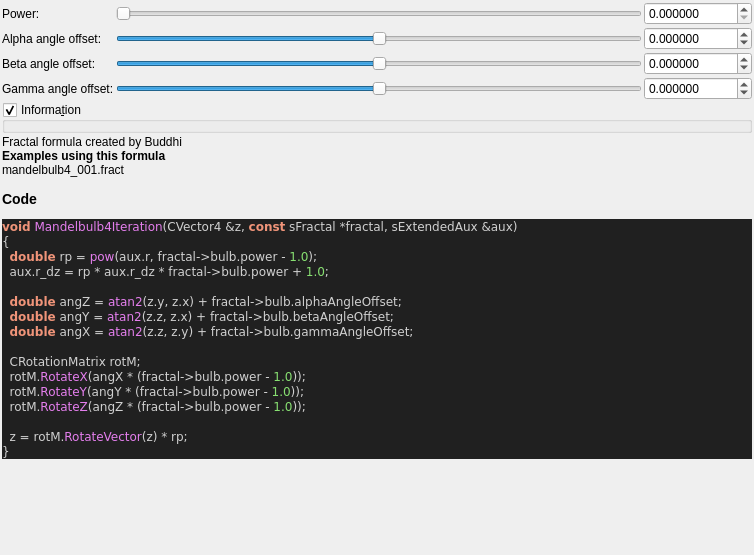
Old version of the form mandelbulber2/formula/ui/fractal_mandelbulb4.ui in the repository buddhi1980/mandelbulber2.
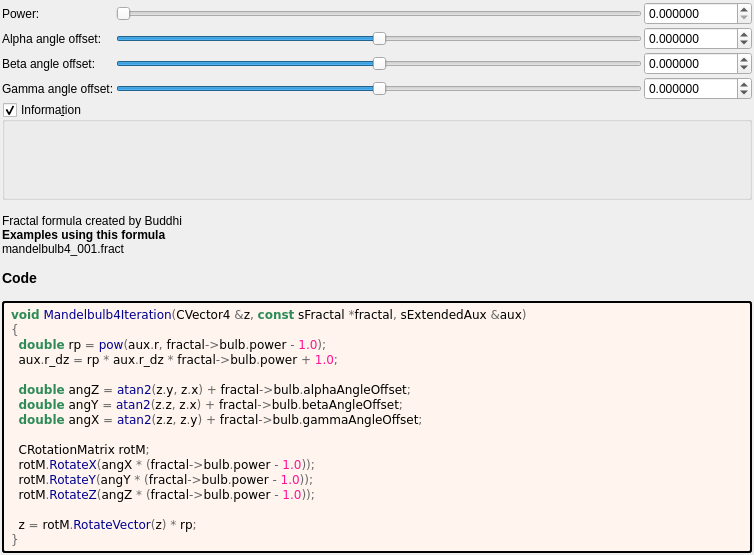
New version of the form. Custom widgets are drawn as their Qt base class.

Patch:
```diff
--- a/mandelbulber2/formula/ui/fractal_mandelbulb4.ui
+++ b/mandelbulber2/formula/ui/fractal_mandelbulb4.ui
@@ -301,30 +301,11 @@
     </widget>
    </item>
    <item>
-    <widget class="QLabel" name="label_code_content">
+	   <widget class="QLabel" name="label_information_general">
         <property name="text">
          <string notr="true">&lt;p&gt;Fractal formula created by Buddhi&lt;/p&gt;&lt;table&gt;
 &lt;/table&gt;
-&lt;br&gt;&lt;b&gt;Examples using this formula&lt;/b&gt;&lt;br&gt;mandelbulb4_001.fract&lt;h3&gt;Code&lt;/h3&gt;
-&lt;body style=&quot;background-color:#202020&quot;&gt;
-&lt;pre style=&quot;color:#d0d0d0; background-color:#202020;  font-family:'Courier New',monospace;&quot;&gt;&lt;span style=&quot;color:#f09479; font-weight:bold&quot;&gt;void&lt;/span&gt; &lt;span style=&quot;color:#e47eed&quot;&gt;Mandelbulb4Iteration&lt;/span&gt;&lt;span style=&quot;color:#d0d0d0&quot;&gt;(&lt;/span&gt;CVector4 &lt;span style=&quot;color:#d0d0d0&quot;&gt;&amp;amp;&lt;/span&gt;z&lt;span style=&quot;color:#d0d0d0&quot;&gt;,&lt;/span&gt; &lt;span style=&quot;color:#f09479; font-weight:bold&quot;&gt;const&lt;/span&gt; sFractal &lt;span style=&quot;color:#d0d0d0&quot;&gt;*&lt;/span&gt;fractal&lt;span style=&quot;color:#d0d0d0&quot;&gt;,&lt;/span&gt; sExtendedAux &lt;span style=&quot;color:#d0d0d0&quot;&gt;&amp;amp;&lt;/span&gt;aux&lt;span style=&quot;color:#d0d0d0&quot;&gt;)&lt;/span&gt;
-&lt;span style=&quot;color:#d0d0d0&quot;&gt;{&lt;/span&gt;
-  &lt;span style=&quot;color:#f09479; font-weight:bold&quot;&gt;double&lt;/span&gt; rp &lt;span style=&quot;color:#d0d0d0&quot;&gt;=&lt;/span&gt; &lt;span style=&quot;color:#e47eed&quot;&gt;pow&lt;/span&gt;&lt;span style=&quot;color:#d0d0d0&quot;&gt;(&lt;/span&gt;aux&lt;span style=&quot;color:#d0d0d0&quot;&gt;.&lt;/span&gt;r&lt;span style=&quot;color:#d0d0d0&quot;&gt;,&lt;/span&gt; fractal&lt;span style=&quot;color:#d0d0d0&quot;&gt;-&amp;gt;&lt;/span&gt;bulb&lt;span style=&quot;color:#d0d0d0&quot;&gt;.&lt;/span&gt;power &lt;span style=&quot;color:#d0d0d0&quot;&gt;-&lt;/span&gt; &lt;span style=&quot;color:#87df71&quot;&gt;1.0&lt;/span&gt;&lt;span style=&quot;color:#d0d0d0&quot;&gt;);&lt;/span&gt;
-  aux&lt;span style=&quot;color:#d0d0d0&quot;&gt;.&lt;/span&gt;r_dz &lt;span style=&quot;color:#d0d0d0&quot;&gt;=&lt;/span&gt; rp &lt;span style=&quot;color:#d0d0d0&quot;&gt;*&lt;/span&gt; aux&lt;span style=&quot;color:#d0d0d0&quot;&gt;.&lt;/span&gt;r_dz &lt;span style=&quot;color:#d0d0d0&quot;&gt;*&lt;/span&gt; fractal&lt;span style=&quot;color:#d0d0d0&quot;&gt;-&amp;gt;&lt;/span&gt;bulb&lt;span style=&quot;color:#d0d0d0&quot;&gt;.&lt;/span&gt;power &lt;span style=&quot;color:#d0d0d0&quot;&gt;+&lt;/span&gt; &lt;span style=&quot;color:#87df71&quot;&gt;1.0&lt;/span&gt;&lt;span style=&quot;color:#d0d0d0&quot;&gt;;&lt;/span&gt;
-
-  &lt;span style=&quot;color:#f09479; font-weight:bold&quot;&gt;double&lt;/span&gt; angZ &lt;span style=&quot;color:#d0d0d0&quot;&gt;=&lt;/span&gt; &lt;span style=&quot;color:#e47eed&quot;&gt;atan2&lt;/span&gt;&lt;span style=&quot;color:#d0d0d0&quot;&gt;(&lt;/span&gt;z&lt;span style=&quot;color:#d0d0d0&quot;&gt;.&lt;/span&gt;y&lt;span style=&quot;color:#d0d0d0&quot;&gt;,&lt;/span&gt; z&lt;span style=&quot;color:#d0d0d0&quot;&gt;.&lt;/span&gt;x&lt;span style=&quot;color:#d0d0d0&quot;&gt;) +&lt;/span&gt; fractal&lt;span style=&quot;color:#d0d0d0&quot;&gt;-&amp;gt;&lt;/span&gt;bulb&lt;span style=&quot;color:#d0d0d0&quot;&gt;.&lt;/span&gt;alphaAngleOffset&lt;span style=&quot;color:#d0d0d0&quot;&gt;;&lt;/span&gt;
-  &lt;span style=&quot;color:#f09479; font-weight:bold&quot;&gt;double&lt;/span&gt; angY &lt;span style=&quot;color:#d0d0d0&quot;&gt;=&lt;/span&gt; &lt;span style=&quot;color:#e47eed&quot;&gt;atan2&lt;/span&gt;&lt;span style=&quot;color:#d0d0d0&quot;&gt;(&lt;/span&gt;z&lt;span style=&quot;color:#d0d0d0&quot;&gt;.&lt;/span&gt;z&lt;span style=&quot;color:#d0d0d0&quot;&gt;,&lt;/span&gt; z&lt;span style=&quot;color:#d0d0d0&quot;&gt;.&lt;/span&gt;x&lt;span style=&quot;color:#d0d0d0&quot;&gt;) +&lt;/span&gt; fractal&lt;span style=&quot;color:#d0d0d0&quot;&gt;-&amp;gt;&lt;/span&gt;bulb&lt;span style=&quot;color:#d0d0d0&quot;&gt;.&lt;/span&gt;betaAngleOffset&lt;span style=&quot;color:#d0d0d0&quot;&gt;;&lt;/span&gt;
-  &lt;span style=&quot;color:#f09479; font-weight:bold&quot;&gt;double&lt;/span&gt; angX &lt;span style=&quot;color:#d0d0d0&quot;&gt;=&lt;/span&gt; &lt;span style=&quot;color:#e47eed&quot;&gt;atan2&lt;/span&gt;&lt;span style=&quot;color:#d0d0d0&quot;&gt;(&lt;/span&gt;z&lt;span style=&quot;color:#d0d0d0&quot;&gt;.&lt;/span&gt;z&lt;span style=&quot;color:#d0d0d0&quot;&gt;,&lt;/span&gt; z&lt;span style=&quot;color:#d0d0d0&quot;&gt;.&lt;/span&gt;y&lt;span style=&quot;color:#d0d0d0&quot;&gt;) +&lt;/span&gt; fractal&lt;span style=&quot;color:#d0d0d0&quot;&gt;-&amp;gt;&lt;/span&gt;bulb&lt;span style=&quot;color:#d0d0d0&quot;&gt;.&lt;/span&gt;gammaAngleOffset&lt;span style=&quot;color:#d0d0d0&quot;&gt;;&lt;/span&gt;
-
-  CRotationMatrix rotM&lt;span style=&quot;color:#d0d0d0&quot;&gt;;&lt;/span&gt;
-  rotM&lt;span style=&quot;color:#d0d0d0&quot;&gt;.&lt;/span&gt;&lt;span style=&quot;color:#e47eed&quot;&gt;RotateX&lt;/span&gt;&lt;span style=&quot;color:#d0d0d0&quot;&gt;(&lt;/span&gt;angX &lt;span style=&quot;color:#d0d0d0&quot;&gt;* (&lt;/span&gt;fractal&lt;span style=&quot;color:#d0d0d0&quot;&gt;-&amp;gt;&lt;/span&gt;bulb&lt;span style=&quot;color:#d0d0d0&quot;&gt;.&lt;/span&gt;power &lt;span style=&quot;color:#d0d0d0&quot;&gt;-&lt;/span&gt; &lt;span style=&quot;color:#87df71&quot;&gt;1.0&lt;/span&gt;&lt;span style=&quot;color:#d0d0d0&quot;&gt;));&lt;/span&gt;
-  rotM&lt;span style=&quot;color:#d0d0d0&quot;&gt;.&lt;/span&gt;&lt;span style=&quot;color:#e47eed&quot;&gt;RotateY&lt;/span&gt;&lt;span style=&quot;color:#d0d0d0&quot;&gt;(&lt;/span&gt;angY &lt;span style=&quot;color:#d0d0d0&quot;&gt;* (&lt;/span&gt;fractal&lt;span style=&quot;color:#d0d0d0&quot;&gt;-&amp;gt;&lt;/span&gt;bulb&lt;span style=&quot;color:#d0d0d0&quot;&gt;.&lt;/span&gt;power &lt;span style=&quot;color:#d0d0d0&quot;&gt;-&lt;/span&gt; &lt;span style=&quot;color:#87df71&quot;&gt;1.0&lt;/span&gt;&lt;span style=&quot;color:#d0d0d0&quot;&gt;));&lt;/span&gt;
-  rotM&lt;span style=&quot;color:#d0d0d0&quot;&gt;.&lt;/span&gt;&lt;span style=&quot;color:#e47eed&quot;&gt;RotateZ&lt;/span&gt;&lt;span style=&quot;color:#d0d0d0&quot;&gt;(&lt;/span&gt;angZ &lt;span style=&quot;color:#d0d0d0&quot;&gt;* (&lt;/span&gt;fractal&lt;span style=&quot;color:#d0d0d0&quot;&gt;-&amp;gt;&lt;/span&gt;bulb&lt;span style=&quot;color:#d0d0d0&quot;&gt;.&lt;/span&gt;power &lt;span style=&quot;color:#d0d0d0&quot;&gt;-&lt;/span&gt; &lt;span style=&quot;color:#87df71&quot;&gt;1.0&lt;/span&gt;&lt;span style=&quot;color:#d0d0d0&quot;&gt;));&lt;/span&gt;
-
-  z &lt;span style=&quot;color:#d0d0d0&quot;&gt;=&lt;/span&gt; rotM&lt;span style=&quot;color:#d0d0d0&quot;&gt;.&lt;/span&gt;&lt;span style=&quot;color:#e47eed&quot;&gt;RotateVector&lt;/span&gt;&lt;span style=&quot;color:#d0d0d0&quot;&gt;(&lt;/span&gt;z&lt;span style=&quot;color:#d0d0d0&quot;&gt;) *&lt;/span&gt; rp&lt;span style=&quot;color:#d0d0d0&quot;&gt;;&lt;/span&gt;
-&lt;span style=&quot;color:#d0d0d0&quot;&gt;}&lt;/span&gt;
-&lt;/pre&gt;
-&lt;/body&gt;</string>
+&lt;br&gt;&lt;b&gt;Examples using this formula&lt;/b&gt;&lt;br&gt;mandelbulb4_001.fract&lt;h3&gt;Code&lt;/h3&gt;</string>
         </property>
         <property name="wordWrap">
          <bool>true</bool>
@@ -338,17 +319,41 @@
        </widget>
    </item>
    <item>
-    <spacer name="verticalSpacer">
-     <property name="orientation">
-      <enum>Qt::Vertical</enum>
-     </property>
-     <property name="sizeHint" stdset="0">
-      <size>
-       <width>20</width>
-       <height>40</height>
-      </size>
-     </property>
-    </spacer>
+	    <widget class="QLabel" name="label_code_content">
+		 <property name="text">
+		  <string notr="true">&lt;body style=&quot;background-color:#fff5ee&quot;&gt;
+&lt;pre style=&quot;color:#000000; background-color:#fff5ee;  font-family:'Courier New',monospace;&quot;&gt;&lt;span style=&quot;color:#2e8b57; font-weight:bold&quot;&gt;void&lt;/span&gt; &lt;span style=&quot;color:#00008f&quot;&gt;Mandelbulb4Iteration&lt;/span&gt;&lt;span style=&quot;color:#676767&quot;&gt;(&lt;/span&gt;CVector4 &lt;span style=&quot;color:#676767&quot;&gt;&amp;amp;&lt;/span&gt;z&lt;span style=&quot;color:#676767&quot;&gt;,&lt;/span&gt; &lt;span style=&quot;color:#2e8b57; font-weight:bold&quot;&gt;const&lt;/span&gt; sFractal &lt;span style=&quot;color:#676767&quot;&gt;*&lt;/span&gt;fractal&lt;span style=&quot;color:#676767&quot;&gt;,&lt;/span&gt; sExtendedAux &lt;span style=&quot;color:#676767&quot;&gt;&amp;amp;&lt;/span&gt;aux&lt;span style=&quot;color:#676767&quot;&gt;)&lt;/span&gt;
+&lt;span style=&quot;color:#676767&quot;&gt;{&lt;/span&gt;
+  &lt;span style=&quot;color:#2e8b57; font-weight:bold&quot;&gt;double&lt;/span&gt; rp &lt;span style=&quot;color:#676767&quot;&gt;=&lt;/span&gt; &lt;span style=&quot;color:#00008f&quot;&gt;pow&lt;/span&gt;&lt;span style=&quot;color:#676767&quot;&gt;(&lt;/span&gt;aux&lt;span style=&quot;color:#676767&quot;&gt;.&lt;/span&gt;r&lt;span style=&quot;color:#676767&quot;&gt;,&lt;/span&gt; fractal&lt;span style=&quot;color:#676767&quot;&gt;-&amp;gt;&lt;/span&gt;bulb&lt;span style=&quot;color:#676767&quot;&gt;.&lt;/span&gt;power &lt;span style=&quot;color:#676767&quot;&gt;-&lt;/span&gt; &lt;span style=&quot;color:#ff1493&quot;&gt;1.0&lt;/span&gt;&lt;span style=&quot;color:#676767&quot;&gt;);&lt;/span&gt;
+  aux&lt;span style=&quot;color:#676767&quot;&gt;.&lt;/span&gt;r_dz &lt;span style=&quot;color:#676767&quot;&gt;=&lt;/span&gt; rp &lt;span style=&quot;color:#676767&quot;&gt;*&lt;/span&gt; aux&lt;span style=&quot;color:#676767&quot;&gt;.&lt;/span&gt;r_dz &lt;span style=&quot;color:#676767&quot;&gt;*&lt;/span&gt; fractal&lt;span style=&quot;color:#676767&quot;&gt;-&amp;gt;&lt;/span&gt;bulb&lt;span style=&quot;color:#676767&quot;&gt;.&lt;/span&gt;power &lt;span style=&quot;color:#676767&quot;&gt;+&lt;/span&gt; &lt;span style=&quot;color:#ff1493&quot;&gt;1.0&lt;/span&gt;&lt;span style=&quot;color:#676767&quot;&gt;;&lt;/span&gt;
+
+  &lt;span style=&quot;color:#2e8b57; font-weight:bold&quot;&gt;double&lt;/span&gt; angZ &lt;span style=&quot;color:#676767&quot;&gt;=&lt;/span&gt; &lt;span style=&quot;color:#00008f&quot;&gt;atan2&lt;/span&gt;&lt;span style=&quot;color:#676767&quot;&gt;(&lt;/span&gt;z&lt;span style=&quot;color:#676767&quot;&gt;.&lt;/span&gt;y&lt;span style=&quot;color:#676767&quot;&gt;,&lt;/span&gt; z&lt;span style=&quot;color:#676767&quot;&gt;.&lt;/span&gt;x&lt;span style=&quot;color:#676767&quot;&gt;) +&lt;/span&gt; fractal&lt;span style=&quot;color:#676767&quot;&gt;-&amp;gt;&lt;/span&gt;bulb&lt;span style=&quot;color:#676767&quot;&gt;.&lt;/span&gt;alphaAngleOffset&lt;span style=&quot;color:#676767&quot;&gt;;&lt;/span&gt;
+  &lt;span style=&quot;color:#2e8b57; font-weight:bold&quot;&gt;double&lt;/span&gt; angY &lt;span style=&quot;color:#676767&quot;&gt;=&lt;/span&gt; &lt;span style=&quot;color:#00008f&quot;&gt;atan2&lt;/span&gt;&lt;span style=&quot;color:#676767&quot;&gt;(&lt;/span&gt;z&lt;span style=&quot;color:#676767&quot;&gt;.&lt;/span&gt;z&lt;span style=&quot;color:#676767&quot;&gt;,&lt;/span&gt; z&lt;span style=&quot;color:#676767&quot;&gt;.&lt;/span&gt;x&lt;span style=&quot;color:#676767&quot;&gt;) +&lt;/span&gt; fractal&lt;span style=&quot;color:#676767&quot;&gt;-&amp;gt;&lt;/span&gt;bulb&lt;span style=&quot;color:#676767&quot;&gt;.&lt;/span&gt;betaAngleOffset&lt;span style=&quot;color:#676767&quot;&gt;;&lt;/span&gt;
+  &lt;span style=&quot;color:#2e8b57; font-weight:bold&quot;&gt;double&lt;/span&gt; angX &lt;span style=&quot;color:#676767&quot;&gt;=&lt;/span&gt; &lt;span style=&quot;color:#00008f&quot;&gt;atan2&lt;/span&gt;&lt;span style=&quot;color:#676767&quot;&gt;(&lt;/span&gt;z&lt;span style=&quot;color:#676767&quot;&gt;.&lt;/span&gt;z&lt;span style=&quot;color:#676767&quot;&gt;,&lt;/span&gt; z&lt;span style=&quot;color:#676767&quot;&gt;.&lt;/span&gt;y&lt;span style=&quot;color:#676767&quot;&gt;) +&lt;/span&gt; fractal&lt;span style=&quot;color:#676767&quot;&gt;-&amp;gt;&lt;/span&gt;bulb&lt;span style=&quot;color:#676767&quot;&gt;.&lt;/span&gt;gammaAngleOffset&lt;span style=&quot;color:#676767&quot;&gt;;&lt;/span&gt;
+
+  CRotationMatrix rotM&lt;span style=&quot;color:#676767&quot;&gt;;&lt;/span&gt;
+  rotM&lt;span style=&quot;color:#676767&quot;&gt;.&lt;/span&gt;&lt;span style=&quot;color:#00008f&quot;&gt;RotateX&lt;/span&gt;&lt;span style=&quot;color:#676767&quot;&gt;(&lt;/span&gt;angX &lt;span style=&quot;color:#676767&quot;&gt;* (&lt;/span&gt;fractal&lt;span style=&quot;color:#676767&quot;&gt;-&amp;gt;&lt;/span&gt;bulb&lt;span style=&quot;color:#676767&quot;&gt;.&lt;/span&gt;power &lt;span style=&quot;color:#676767&quot;&gt;-&lt;/span&gt; &lt;span style=&quot;color:#ff1493&quot;&gt;1.0&lt;/span&gt;&lt;span style=&quot;color:#676767&quot;&gt;));&lt;/span&gt;
+  rotM&lt;span style=&quot;color:#676767&quot;&gt;.&lt;/span&gt;&lt;span style=&quot;color:#00008f&quot;&gt;RotateY&lt;/span&gt;&lt;span style=&quot;color:#676767&quot;&gt;(&lt;/span&gt;angY &lt;span style=&quot;color:#676767&quot;&gt;* (&lt;/span&gt;fractal&lt;span style=&quot;color:#676767&quot;&gt;-&amp;gt;&lt;/span&gt;bulb&lt;span style=&quot;color:#676767&quot;&gt;.&lt;/span&gt;power &lt;span style=&quot;color:#676767&quot;&gt;-&lt;/span&gt; &lt;span style=&quot;color:#ff1493&quot;&gt;1.0&lt;/span&gt;&lt;span style=&quot;color:#676767&quot;&gt;));&lt;/span&gt;
+  rotM&lt;span style=&quot;color:#676767&quot;&gt;.&lt;/span&gt;&lt;span style=&quot;color:#00008f&quot;&gt;RotateZ&lt;/span&gt;&lt;span style=&quot;color:#676767&quot;&gt;(&lt;/span&gt;angZ &lt;span style=&quot;color:#676767&quot;&gt;* (&lt;/span&gt;fractal&lt;span style=&quot;color:#676767&quot;&gt;-&amp;gt;&lt;/span&gt;bulb&lt;span style=&quot;color:#676767&quot;&gt;.&lt;/span&gt;power &lt;span style=&quot;color:#676767&quot;&gt;-&lt;/span&gt; &lt;span style=&quot;color:#ff1493&quot;&gt;1.0&lt;/span&gt;&lt;span style=&quot;color:#676767&quot;&gt;));&lt;/span&gt;
+
+  z &lt;span style=&quot;color:#676767&quot;&gt;=&lt;/span&gt; rotM&lt;span style=&quot;color:#676767&quot;&gt;.&lt;/span&gt;&lt;span style=&quot;color:#00008f&quot;&gt;RotateVector&lt;/span&gt;&lt;span style=&quot;color:#676767&quot;&gt;(&lt;/span&gt;z&lt;span style=&quot;color:#676767&quot;&gt;) *&lt;/span&gt; rp&lt;span style=&quot;color:#676767&quot;&gt;;&lt;/span&gt;
+&lt;span style=&quot;color:#676767&quot;&gt;}&lt;/span&gt;
+&lt;/pre&gt;
+&lt;/body&gt;</string>
+		 </property>
+		 <property name="wordWrap">
+		  <bool>true</bool>
+		 </property>
+		 <property name="openExternalLinks">
+		  <bool>true</bool>
+		 </property>
+		 <property name="textInteractionFlags">
+		  <set>Qt::LinksAccessibleByMouse|Qt::TextSelectableByMouse</set>
+		 </property>
+		 <property name="styleSheet">
+		  <string notr="true">border-style: outset; border-width: 2px; border-radius: 3px; border-color: black; background-color: #fff5ee; padding: 4px;</string>
+		  </property>
+		 </widget>
    </item>
   </layout>
  </widget>
```
Lines whose indentation alone changed are shown as unchanged.
